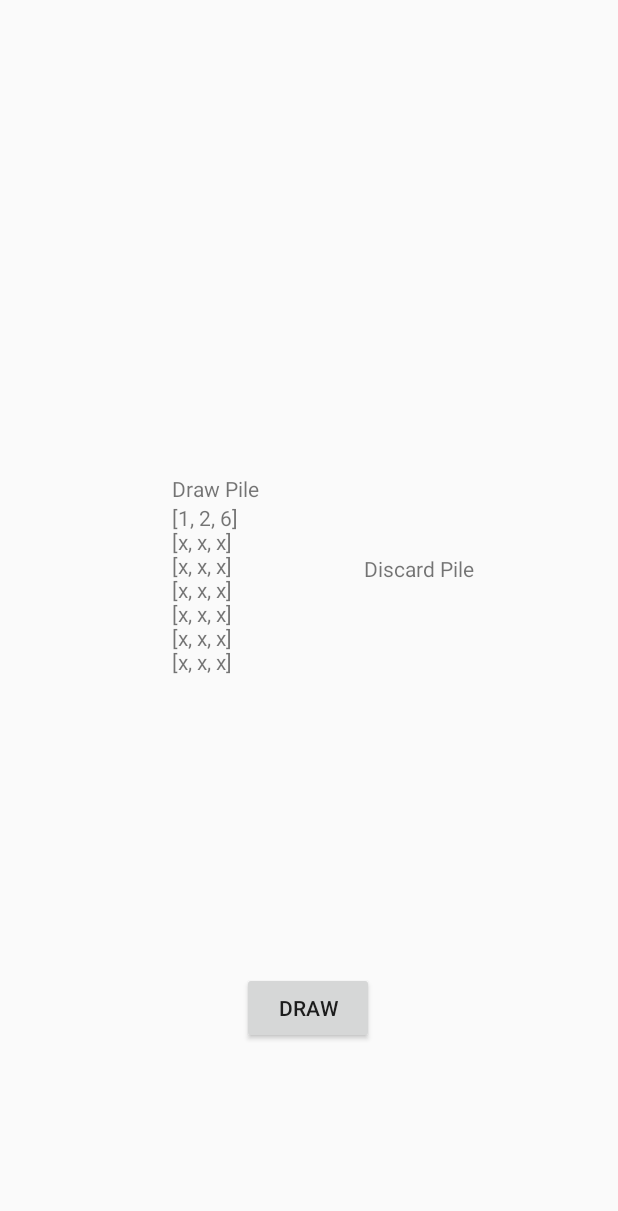
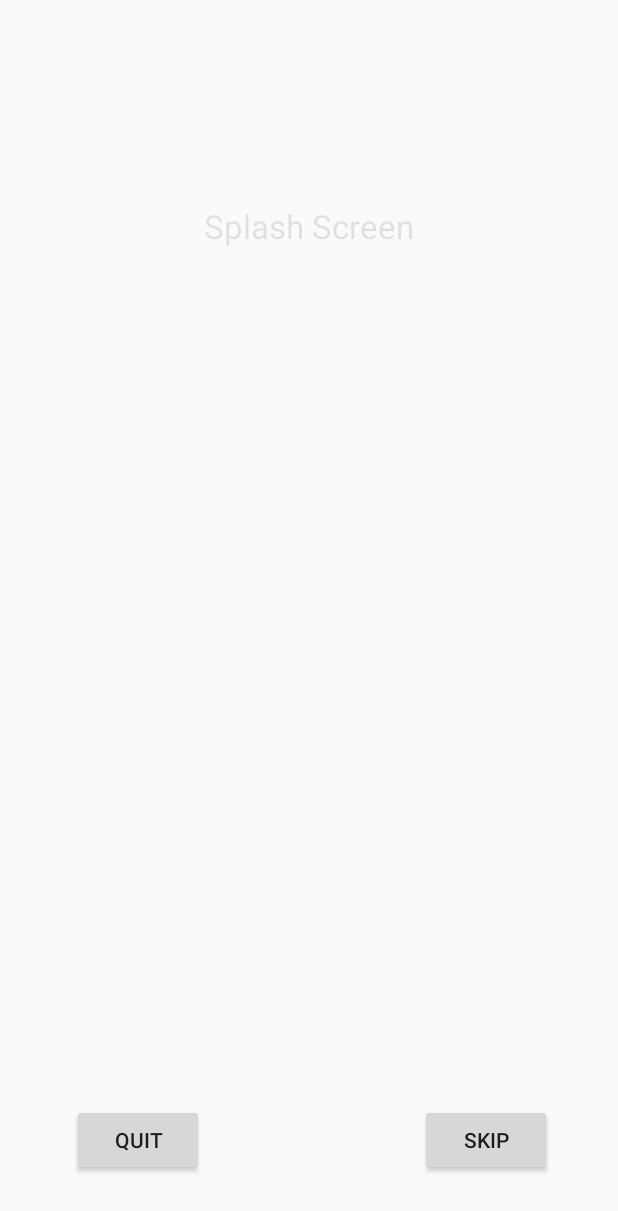
Before and after one commit to nargisgh/iSPY, an Android app: the screen it shows after launch (MainActivity before the commit, SplashActivity after it), on a phone screen of 412 x 824 dp. Shown: the top 1211 px of the screen. Run offline under Robolectric (Android 15) with nearby library versions, the light colour scheme and no system bars.

Commit message:
UI - Splash Screen & Navigation
Wrote Logic for the splash screen with simple animation and Splash Timer
Finished the basic layout of the app with basic navigation.

```diff
--- a/app/src/main/AndroidManifest.xml
+++ b/app/src/main/AndroidManifest.xml
@@ -9,7 +9,11 @@
         android:roundIcon="@mipmap/ic_launcher_round"
         android:supportsRtl="true"
         android:theme="@style/AppTheme">
-        <activity android:name=".ui.MainActivity">
+        <activity android:name=".ui.OptionActivity"></activity>
+        <activity android:name=".ui.HelpActivity" />
+        <activity android:name=".ui.MainActivity" />
+        <activity android:name=".ui.PlayActivity" />
+        <activity android:name=".ui.SplashActivity">
             <intent-filter>
                 <action android:name="android.intent.action.MAIN" />
 
--- a/app/src/main/java/cmpt276/termproject/model/DrawGenerator.java
+++ b/app/src/main/java/cmpt276/termproject/model/DrawGenerator.java
@@ -2,6 +2,10 @@ package cmpt276.termproject.model;
 
 import java.util.ArrayList;
 import java.util.List;
+
+/// Translated into Java from the python file that was provided at :
+/// https://github.com/WRadigan/pySpot-It
+
 
 public class DrawGenerator {
 
--- /dev/null
+++ b/app/src/main/java/cmpt276/termproject/ui/SplashActivity.java
@@ -0,0 +1,109 @@
+package cmpt276.termproject.ui;
+
+import androidx.appcompat.app.AppCompatActivity;
+
+import android.content.Intent;
+import android.os.Bundle;
+import android.view.View;
+import android.view.animation.AlphaAnimation;
+import android.view.animation.Animation;
+import android.widget.Button;
+import android.widget.TextView;
+
+import cmpt276.termproject.R;
+
+public class SplashActivity extends AppCompatActivity {
+
+    private int SPLASH_TIMER = 2000;
+
+    @Override
+    protected void onCreate(Bundle savedInstanceState) {
+        super.onCreate(savedInstanceState);
+        setContentView(R.layout.splash_activity);
+
+        setupQuitBtn();
+        setupSkipBtn();
+
+        setupAnimation();
+
+    }
+
+
+    private void setupAnimation(){
+        TextView txt = findViewById(R.id.splash_title);
+        //Place Holder Splash Screen Animation
+        AlphaAnimation text_anim = new AlphaAnimation(0.2f, 1.0F);
+        text_anim.setDuration(2000);
+        txt.setAnimation(text_anim);
+        text_anim.start();
+
+
+        // Multithreaded process that checks that the Animation is finished, waits for SPLASH_TIMER
+        // and goes to next activity
+        text_anim.setAnimationListener(new Animation.AnimationListener() {
+            @Override
+            public void onAnimationStart(Animation animation) {
+
+            }
+
+            @Override
+            public void onAnimationEnd(Animation animation) {
+                Thread timer = new Thread(){
+                    public void run() {
+                        try {
+                            synchronized (this) {
+                                wait(SPLASH_TIMER);
+                            }
+                        }
+                        catch (Exception ignored) {
+                        }
+                        finally {
+                            //Check if process is being finished by the quit button, if not
+                            // Make the next activity, otherwise exit
+                            if (!isFinishing()) {
+                                Intent intent = PlayActivity.makeIntent(SplashActivity.this);
+                                startActivity(intent);
+                                finish();
+                            }
+                        }
+                    }
+                };
+                timer.start();
+            }
+            @Override
+            public void onAnimationRepeat(Animation animation) {
+
+            }
+        });
+
+    }
+
+
+    private void setupSkipBtn(){
+        Button btn = findViewById(R.id.splash_skip_btn);
+        btn.setOnClickListener(new View.OnClickListener() {
+            @Override
+            public void onClick(View v) {
+                Intent intent = MainActivity.makeIntent(SplashActivity.this);
+                startActivity(intent);
+                finish();
+            }
+        });
+    }
+
+
+    private void setupQuitBtn(){
+        Button btn = findViewById(R.id.splash_quit_btn);
+        btn.setOnClickListener(new View.OnClickListener() {
+            @Override
+            public void onClick(View v) {
+                finish();
+            }
+        });
+    }
+
+
+
+
+
+}
--- /dev/null
+++ b/app/src/main/res/layout/splash_activity.xml
@@ -0,0 +1,40 @@
+<?xml version="1.0" encoding="utf-8"?>
+<androidx.constraintlayout.widget.ConstraintLayout xmlns:android="http://schemas.android.com/apk/res/android"
+    xmlns:app="http://schemas.android.com/apk/res-auto"
+    xmlns:tools="http://schemas.android.com/tools"
+    android:layout_width="match_parent"
+    android:layout_height="match_parent"
+    tools:context=".ui.SplashActivity">
+
+    <TextView
+        android:id="@+id/splash_title"
+        android:layout_width="wrap_content"
+        android:layout_height="wrap_content"
+        android:layout_marginTop="136dp"
+        android:text="Splash Screen"
+        android:textSize="22sp"
+        app:layout_constraintEnd_toEndOf="parent"
+        app:layout_constraintStart_toStartOf="parent"
+        app:layout_constraintTop_toTopOf="parent" />
+
+    <Button
+        android:id="@+id/splash_skip_btn"
+        android:layout_width="wrap_content"
+        android:layout_height="wrap_content"
+        android:layout_marginEnd="44dp"
+        android:layout_marginBottom="40dp"
+        android:text="Skip"
+        app:layout_constraintBottom_toBottomOf="parent"
+        app:layout_constraintEnd_toEndOf="parent" />
+
+    <Button
+        android:id="@+id/splash_quit_btn"
+        android:layout_width="wrap_content"
+        android:layout_height="wrap_content"
+        android:layout_marginStart="48dp"
+        android:layout_marginBottom="40dp"
+        android:text="Quit"
+        app:layout_constraintBottom_toBottomOf="parent"
+        app:layout_constraintStart_toStartOf="parent" />
+
+</androidx.constraintlayout.widget.ConstraintLayout>
```
Also changed, not shown: app/src/main/java/cmpt276/termproject/ui/HelpActivity.java (added, +40 -0 lines), app/src/main/java/cmpt276/termproject/ui/MainActivity.java (+44 -65 lines), app/src/main/java/cmpt276/termproject/ui/OptionActivity.java (added, +40 -0 lines), app/src/main/java/cmpt276/termproject/ui/PlayActivity.java (added, +112 -0 lines), app/src/main/res/layout/activity_help.xml (added, +29 -0 lines), app/src/main/res/layout/activity_main.xml (+41 -36 lines), app/src/main/res/layout/activity_option.xml (added, +29 -0 lines), app/src/main/res/layout/activity_play.xml (added, +68 -0 lines).
